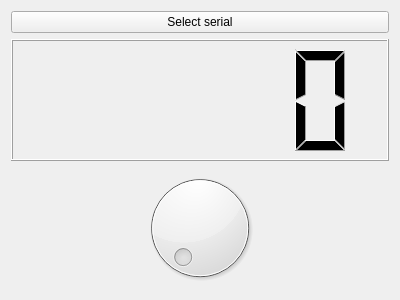
The window that gui/src/mainwindow.ui (rbrauner/arduino-led-control) describes before a commit, drawn with Qt 5.
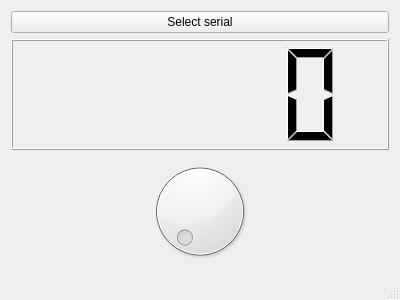
The same window after the commit.

Commit message: Add status bar and implement this

Patch:
```diff
--- a/gui/src/mainwindow.ui
+++ b/gui/src/mainwindow.ui
@@ -30,6 +30,7 @@
     </item>
    </layout>
   </widget>
+  <widget class="QStatusBar" name="statusBar"/>
  </widget>
  <layoutdefault spacing="6" margin="11"/>
  <resources/>
```
The commit also changes 3 other files.
